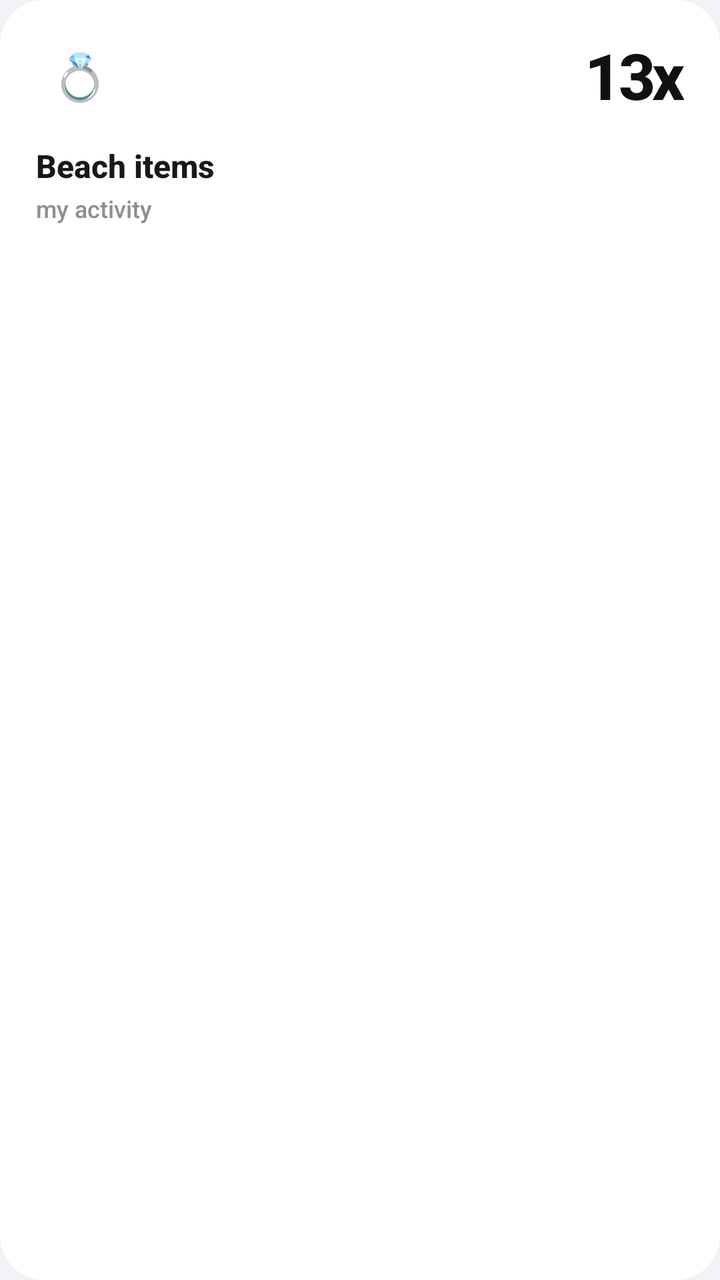
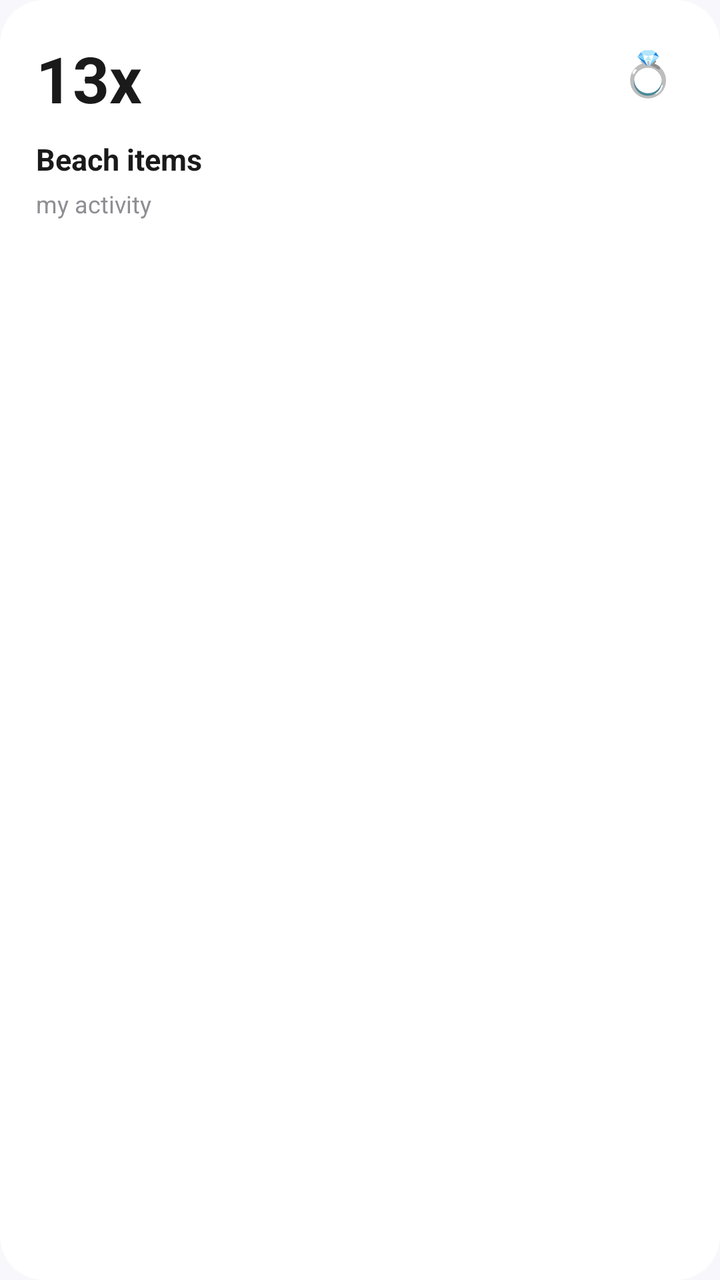

The first picture is an Android layout as it rendered before a commit; the second is the same layout after the commit. The layout source and the unified diff follow.
<!-- AndroidManifest.xml: application theme Theme.Floow -->
<!-- res/layout/item_multiplier.xml -->
<?xml version="1.0" encoding="utf-8"?>
<androidx.cardview.widget.CardView
    xmlns:android="http://schemas.android.com/apk/res/android"
    xmlns:app="http://schemas.android.com/apk/res-auto"
    android:layout_width="match_parent"
    android:layout_height="wrap_content"
    android:layout_margin="6dp"
    app:cardCornerRadius="22dp"
    app:cardElevation="0dp"
    app:cardBackgroundColor="#FFFFFF">

    <LinearLayout
        android:id="@+id/cardBackground"
        android:layout_width="match_parent"
        android:layout_height="wrap_content"
        android:orientation="vertical"
        android:paddingStart="18dp"
        android:paddingTop="17dp"
        android:paddingEnd="18dp"
        android:paddingBottom="16dp">

        
        <LinearLayout
            android:layout_width="match_parent"
            android:layout_height="wrap_content"
            android:gravity="center_vertical"
            android:orientation="horizontal">

            
            <TextView
                android:id="@+id/tvEmoji"
                android:layout_width="44dp"
                android:layout_height="44dp"
                android:gravity="center"
                android:includeFontPadding="false"
                android:text="💍"
                android:textSize="23sp" />

            
            <View
                android:layout_width="0dp"
                android:layout_height="1dp"
                android:layout_weight="1" />

            
            <TextView
                android:id="@+id/tvMultiplier"
                android:layout_width="wrap_content"
                android:layout_height="wrap_content"
                android:fontFamily="sans-serif"
                android:includeFontPadding="false"
                android:letterSpacing="-0.045"
                android:text="13x"
                android:textColor="#111111"
                android:textSize="32sp"
                android:textStyle="bold" />

        </LinearLayout>

        
        <TextView
            android:id="@+id/tvTitle"
            android:layout_width="match_parent"
            android:layout_height="wrap_content"
            android:layout_marginTop="13dp"
            android:ellipsize="end"
            android:includeFontPadding="false"
            android:maxLines="1"
            android:text="Beach items"
            android:textColor="#18181B"
            android:textSize="16sp"
            android:textStyle="bold" />

        
        <TextView
            android:id="@+id/tvSubtitle"
            android:layout_width="wrap_content"
            android:layout_height="wrap_content"
            android:layout_marginTop="5dp"
            android:includeFontPadding="false"
            android:text="my activity"
            android:textColor="#8E8E93"
            android:textSize="12sp" />

    </LinearLayout>

</androidx.cardview.widget.CardView>
<!-- resources referenced by this layout -->
<resources>
  <style name="Theme.Floow" parent="Theme.Material3.Light.NoActionBar">
          <item name="colorPrimary">@color/accent</item>
          <item name="colorOnPrimary">@color/white</item>
          <item name="android:statusBarColor">@color/background</item>
          <item name="android:windowLightStatusBar">true</item>
          <item name="android:navigationBarColor">@color/background</item>
          <item name="android:windowBackground">@color/background</item>
  
          
          <item name="fontFamily">sans-serif-medium</item>
      </style>
  <color name="accent">#FF007AFF</color>
  <color name="white">#FFFFFFFF</color>
  <color name="background">#FFF2F2F7</color>
</resources>

<!-- the commit's change to res/layout/item_multiplier.xml (unified diff, before → after) -->
@@ -7,81 +7,63 @@
     android:layout_margin="6dp"
     app:cardCornerRadius="22dp"
     app:cardElevation="0dp"
-    app:cardBackgroundColor="#FFFFFF">
+    app:cardBackgroundColor="@color/white">
 
-    <LinearLayout
+    <RelativeLayout
         android:id="@+id/cardBackground"
         android:layout_width="match_parent"
         android:layout_height="wrap_content"
-        android:orientation="vertical"
-        android:paddingStart="18dp"
-        android:paddingTop="17dp"
-        android:paddingEnd="18dp"
-        android:paddingBottom="16dp">
+        android:padding="18dp">
 
         
-        <LinearLayout
-            android:layout_width="match_parent"
+        <TextView
+            android:id="@+id/tvEmoji"
+            android:layout_width="36dp"
+            android:layout_height="36dp"
+            android:layout_alignParentEnd="true"
+            android:gravity="center"
+            android:text="💍"
+            android:textSize="22sp" />
+
+        
+        <TextView
+            android:id="@+id/tvMultiplier"
+            android:layout_width="wrap_content"
             android:layout_height="wrap_content"
-            android:gravity="center_vertical"
-            android:orientation="horizontal">
-
-            
-            <TextView
-                android:id="@+id/tvEmoji"
-                android:layout_width="44dp"
-                android:layout_height="44dp"
-                android:gravity="center"
-                android:includeFontPadding="false"
-                android:text="💍"
-                android:textSize="23sp" />
-
-            
-            <View
-                android:layout_width="0dp"
-                android:layout_height="1dp"
-                android:layout_weight="1" />
-
-            
-            <TextView
-                android:id="@+id/tvMultiplier"
-                android:layout_width="wrap_content"
-                android:layout_height="wrap_content"
-                android:fontFamily="sans-serif"
-                android:includeFontPadding="false"
-                android:letterSpacing="-0.045"
-                android:text="13x"
-                android:textColor="#111111"
-                android:textSize="32sp"
-                android:textStyle="bold" />
-
-        </LinearLayout>
+            android:layout_marginTop="4dp"
+            android:fontFamily="sans-serif-black"
+            android:includeFontPadding="false"
+            android:text="13x"
+            android:textColor="@color/text_primary"
+            android:textSize="32sp"
+            android:textStyle="bold" />
 
         
         <TextView
             android:id="@+id/tvTitle"
             android:layout_width="match_parent"
             android:layout_height="wrap_content"
-            android:layout_marginTop="13dp"
+            android:layout_below="@id/tvMultiplier"
+            android:layout_marginTop="10dp"
             android:ellipsize="end"
-            android:includeFontPadding="false"
             android:maxLines="1"
             android:text="Beach items"
-            android:textColor="#18181B"
-            android:textSize="16sp"
-            android:textStyle="bold" />
+            android:textColor="@color/text_primary"
+            android:textSize="15sp"
+            android:textStyle="bold"
+            android:fontFamily="sans-serif-medium" />
 
         
         <TextView
             android:id="@+id/tvSubtitle"
             android:layout_width="wrap_content"
             android:layout_height="wrap_content"
-            android:layout_marginTop="5dp"
-            android:includeFontPadding="false"
+            android:layout_below="@id/tvTitle"
+            android:layout_marginTop="4dp"
             android:text="my activity"
-            android:textColor="#8E8E93"
-            android:textSize="12sp" />
+            android:textColor="@color/text_secondary"
+            android:textSize="12sp"
+            android:fontFamily="sans-serif" />
 
-    </LinearLayout>
-
+    </RelativeLayout>
 </androidx.cardview.widget.CardView>
<!-- resource entries referenced after the edit -->
@@ -1,5 +1,7 @@
 <!-- resources referenced by this layout -->
 <resources>
+  <color name="text_primary">#FF1A1A1A</color>
+  <color name="text_secondary">#FF8E8E93</color>
   <style name="Theme.Floow" parent="Theme.Material3.Light.NoActionBar">
           <item name="colorPrimary">@color/accent</item>
           <item name="colorOnPrimary">@color/white</item>
@@ -9,10 +11,11 @@
           <item name="android:windowBackground">@color/background</item>
   
           
-          <item name="fontFamily">sans-serif-medium</item>
+          <item name="fontFamily">sans-serif</item>
+          <item name="android:fontFamily">sans-serif</item>
       </style>
   <color name="accent">#FF007AFF</color>
   <color name="white">#FFFFFFFF</color>
-  <color name="background">#FFF2F2F7</color>
+  <color name="background">#FFF8F7FC</color>
 </resources>
 
